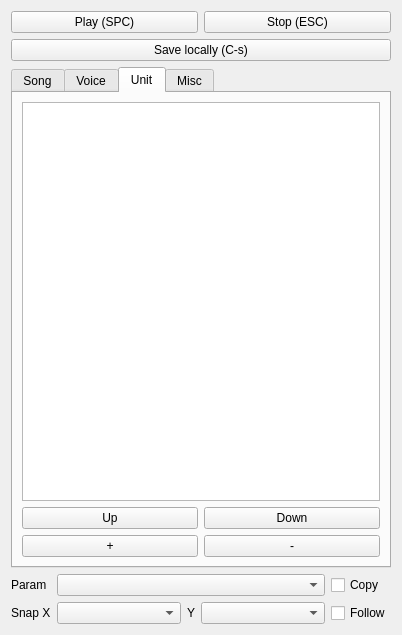
First picture: the form in src/editor/sidemenu/SideMenu.ui, repository yuxshao/ptcollab, before the edit.
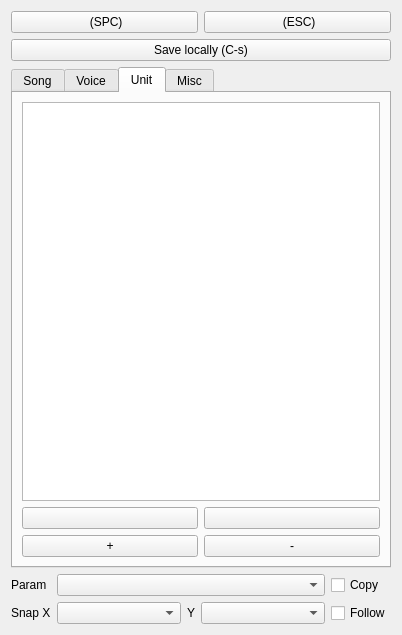
Second picture: the form after the edit. The open tabs and pages were chosen to show the change. Icons and pictures are not drawn.

Patch:
```diff
--- a/src/editor/sidemenu/SideMenu.ui
+++ b/src/editor/sidemenu/SideMenu.ui
@@ -22,7 +22,7 @@
         <enum>Qt::NoFocus</enum>
        </property>
        <property name="text">
-        <string>Play (SPC)</string>
+        <string> (SPC)</string>
        </property>
        <property name="icon">
         <iconset theme="play">
@@ -36,7 +36,11 @@
         <enum>Qt::NoFocus</enum>
        </property>
        <property name="text">
-        <string>Stop (ESC)</string>
+        <string> (ESC)</string>
+       </property>
+       <property name="icon">
+        <iconset theme=":/icons/stop" resource="../../icons.qrc">
+         <normaloff>:/icons/stop</normaloff>:/icons/stop</iconset>
        </property>
       </widget>
      </item>
@@ -302,7 +306,11 @@
             <enum>Qt::NoFocus</enum>
            </property>
            <property name="text">
-            <string>Up</string>
+            <string/>
+           </property>
+           <property name="icon">
+            <iconset theme=":/icons/up" resource="../../icons.qrc">
+             <normaloff>:/icons/up</normaloff>:/icons/up</iconset>
            </property>
           </widget>
          </item>
@@ -312,7 +320,11 @@
             <enum>Qt::NoFocus</enum>
            </property>
            <property name="text">
-            <string>Down</string>
+            <string/>
+           </property>
+           <property name="icon">
+            <iconset theme=":/icons/down" resource="../../icons.qrc">
+             <normaloff>:/icons/down</normaloff>:/icons/down</iconset>
            </property>
           </widget>
          </item>
```
Left out of the diff: 12 changed lines with no effect on the pictures.
